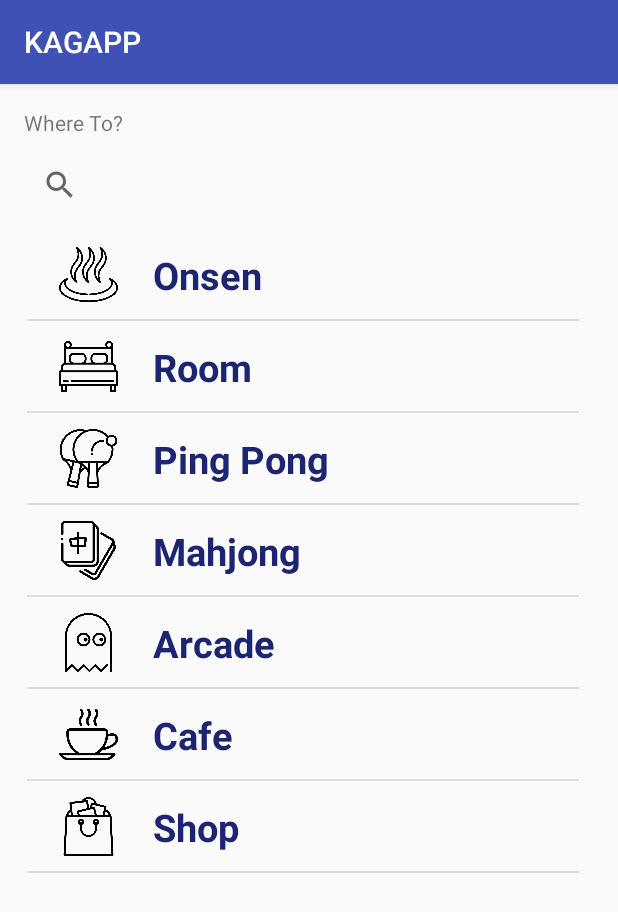
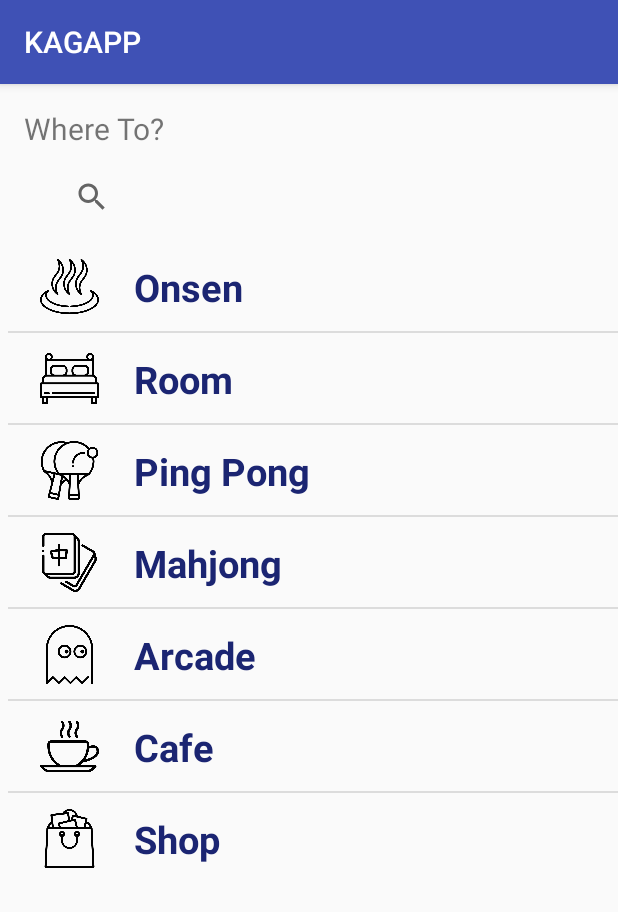
Before and after one commit to cshcsh3/kagapp, an Android app: the NavigateActivity screen opened directly, with no data from a screen before it, on a phone screen of 412 x 824 dp. Shown: the top 912 px of the screen. Run offline under Robolectric (Android 15) with nearby library versions, the phone set to English and light mode, and no system bars.

Commit message:
Slight ui edits

```diff
--- a/app/src/main/res/layout/activity_navigate.xml
+++ b/app/src/main/res/layout/activity_navigate.xml
@@ -13,27 +13,33 @@
         android:layout_marginStart="16dp"
         android:layout_marginTop="16dp"
         android:text="@string/where_to"
+        android:textSize="20sp"
         app:layout_constraintStart_toStartOf="parent"
         app:layout_constraintTop_toTopOf="parent" />
 
     <SearchView
         android:id="@+id/editText"
-        android:layout_width="314dp"
+        android:layout_width="346dp"
         android:layout_height="wrap_content"
+        android:layout_marginEnd="8dp"
         android:layout_marginStart="16dp"
         android:layout_marginTop="8dp"
         android:ems="10"
+        android:gravity="center"
         android:inputType="textPersonName"
         android:text="@string/search"
+        app:layout_constraintEnd_toEndOf="parent"
         app:layout_constraintStart_toStartOf="parent"
         app:layout_constraintTop_toBottomOf="@+id/whereToTextView" />
 
     <ListView
         android:id="@+id/listView"
-        android:layout_width="368dp"
-        android:layout_height="434dp"
+        android:layout_width="wrap_content"
+        android:layout_height="wrap_content"
+        android:layout_marginEnd="8dp"
         android:layout_marginStart="18dp"
         android:layout_marginTop="5dp"
+        app:layout_constraintEnd_toEndOf="parent"
         app:layout_constraintStart_toStartOf="parent"
         app:layout_constraintTop_toBottomOf="@+id/editText" />
 
```
Also changed, not shown: app/src/main/res/layout/activity_main.xml (line endings or trailing spaces).
